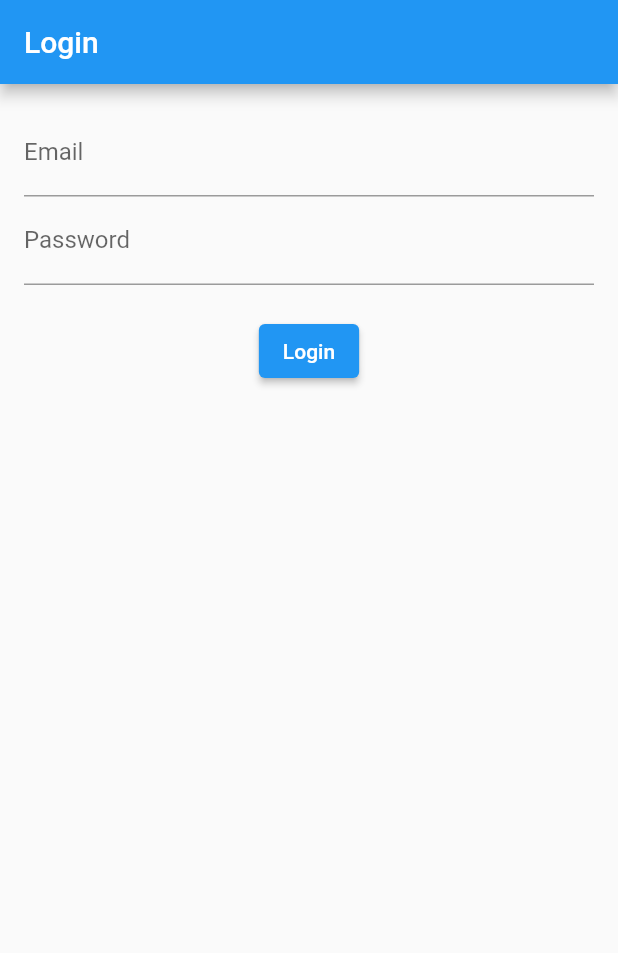
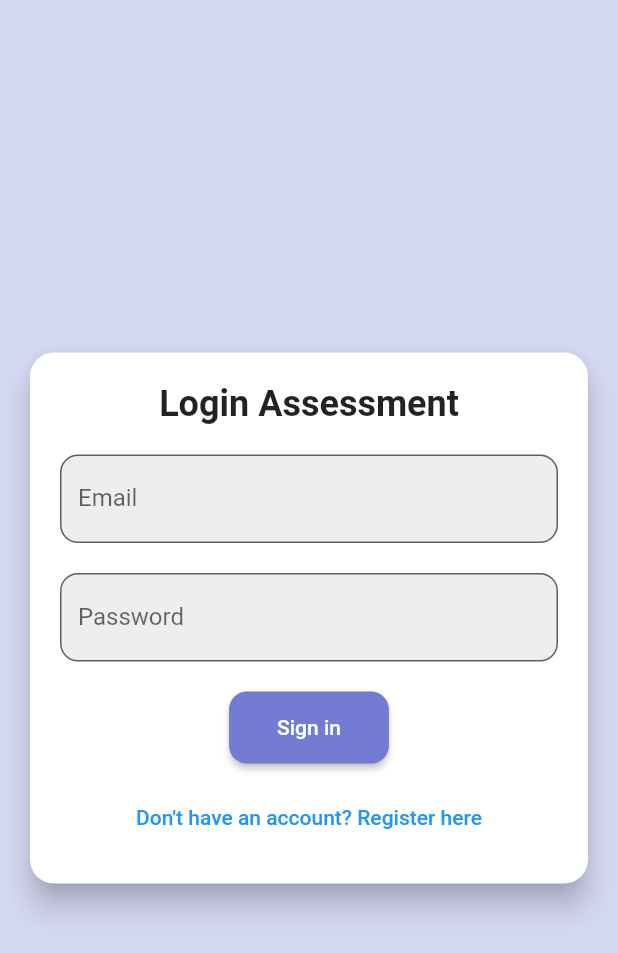
Before and after one commit to shankar64bit/managementsystem, a Flutter app: the screen it shows after launch, on a phone screen of 412 x 824 dp. Shown: the top 953 px of the screen. Run offline on Flutter 3.47's test engine with Material 2 defaults, Android fonts, the phone set to English and light mode, and no system bars; our stand-ins replace cloud_firestore, csv, file_picker, firebase_auth, firebase_core; accounts and stored records are empty.

Commit message:
added sign in & sign up feature

```diff
--- a/lib/app_routes.dart
+++ /dev/null
@@ -1,22 +0,0 @@
-import 'package:flutter/material.dart';
-import 'package:managementsystem/screens/assessment_creation.dart';
-import 'package:managementsystem/screens/assessment_dashboard.dart';
-import 'login_page.dart';
-
-class AppRoutes {
-  static const String login = '/';
-  static const String dashboard = '/dashboard';
-  static const String createAssessment = '/create-assessment';
-  static const String takeAssessment = '/take-assessment';
-  static const String userManagement = '/user-management';
-
-  static Map<String, WidgetBuilder> getRoutes() {
-    return {
-      login: (context) => LoginPage(),
-      dashboard: (context) => AssessmentDashboard(),
-      createAssessment: (context) => AssessmentCreationPage(),
-      // takeAssessment: (context) => AssessmentDetailPage(),
-      // userManagement: (context) => UserManagementPage(),
-    };
-  }
-}
--- a/lib/login_page.dart
+++ /dev/null
@@ -1,52 +0,0 @@
-// pages/login_page.dart
-import 'package:flutter/material.dart';
-import 'package:firebase_auth/firebase_auth.dart';
-
-import 'app_routes.dart';
-
-class LoginPage extends StatelessWidget {
-  final TextEditingController _emailController = TextEditingController();
-  final TextEditingController _passwordController = TextEditingController();
-
-  void _login(BuildContext context) async {
-    try {
-      await FirebaseAuth.instance.signInWithEmailAndPassword(
-        email: _emailController.text,
-        password: _passwordController.text,
-      );
-      Navigator.pushReplacementNamed(context, AppRoutes.dashboard);
-    } catch (e) {
-      ScaffoldMessenger.of(context).showSnackBar(
-        SnackBar(content: Text('Login Failed: $e')),
-      );
-    }
-  }
-
-  @override
-  Widget build(BuildContext context) {
-    return Scaffold(
-      appBar: AppBar(title: Text('Login')),
-      body: Padding(
-        padding: const EdgeInsets.all(16.0),
-        child: Column(
-          children: [
-            TextField(
-              controller: _emailController,
-              decoration: InputDecoration(labelText: 'Email'),
-            ),
-            TextField(
-              controller: _passwordController,
-              decoration: InputDecoration(labelText: 'Password'),
-              obscureText: true,
-            ),
-            SizedBox(height: 20),
-            ElevatedButton(
-              onPressed: () => _login(context),
-              child: Text('Login'),
-            ),
-          ],
-        ),
-      ),
-    );
-  }
-}
--- a/lib/main.dart
+++ b/lib/main.dart
@@ -1,8 +1,12 @@
 import 'package:flutter/material.dart';
 import 'package:firebase_core/firebase_core.dart';
-import 'package:managementsystem/firebase_options.dart';
-
-import 'app_routes.dart';
+import 'package:firebase_auth/firebase_auth.dart';
+import 'package:managementsystem/screens/assessment/assessment_dashboard.dart';
+import 'package:provider/provider.dart';
+import 'routes.dart';
+import 'firebase_options.dart';
+import 'screens/user/login_page.dart';
+import 'services/auth_service.dart';
 
 void main() async {
   WidgetsFlutterBinding.ensureInitialized();
@@ -13,14 +17,52 @@ void main() async {
 class MyApp extends StatelessWidget {
   @override
   Widget build(BuildContext context) {
-    return MaterialApp(
-      debugShowCheckedModeBanner: false,
-      title: 'Assessment Management System',
-      theme: ThemeData(
-        primarySwatch: Colors.blue,
+    return MultiProvider(
+      providers: [
+        Provider<AuthService>(
+          create: (_) => AuthService(),
+        ),
+      ],
+      child: MaterialApp(
+        debugShowCheckedModeBanner: false,
+        title: 'Newtokpro App',
+        theme: ThemeData(
+          primarySwatch: Colors.blue,
+          visualDensity: VisualDensity.adaptivePlatformDensity,
+        ),
+        home: AuthWrapper(),
+        routes: AppRoutes.routes,
       ),
-      initialRoute: AppRoutes.login,
-      routes: AppRoutes.getRoutes(),
     );
   }
 }
+
+class AuthWrapper extends StatelessWidget {
+  @override
+  Widget build(BuildContext context) {
+    final authService = Provider.of<AuthService>(context);
+    return StreamBuilder<User?>(
+      stream: authService.user,
+      builder: (_, AsyncSnapshot<User?> snapshot) {
+        if (snapshot.connectionState == ConnectionState.active) {
+          final User? user = snapshot.data;
+          if (user == null) {
+            return LoginScreen();
+          }
+          return FutureBuilder<bool>(
+            future: authService.isAdmin(),
+            builder: (_, AsyncSnapshot<bool> snapshot) {
+              if (snapshot.connectionState == ConnectionState.done) {
+                if (snapshot.data == true) {
+                  return AssessmentDashboard();
+                }
+              }
+              return Scaffold(body: Center(child: CircularProgressIndicator()));
+            },
+          );
+        }
+        return Scaffold(body: Center(child: CircularProgressIndicator()));
+      },
+    );
+  }
+}
--- /dev/null
+++ b/lib/routes.dart
@@ -0,0 +1,21 @@
+import 'package:flutter/material.dart';
+import 'package:managementsystem/screens/assessment/assessment_creation.dart';
+import 'package:managementsystem/screens/assessment/assessment_dashboard.dart';
+import 'screens/user/login_page.dart';
+import 'screens/user/registration_screen.dart';
+
+class AppRoutes {
+  static const String login = '/login';
+  static const String register = '/register';
+  static const String dashboard = '/dashboard';
+  static const String createAssessment = '/create-assessment';
+  static const String takeAssessment = '/take-assessment';
+  static const String userManagement = '/user-management';
+
+  static Map<String, WidgetBuilder> routes = {
+    login: (context) => LoginScreen(),
+    register: (context) => RegistrationScreen(),
+    dashboard: (context) => AssessmentDashboard(),
+    createAssessment: (context) => AssessmentCreationPage(),
+  };
+}
--- a/lib/screens/assessment_creation.dart
+++ b/lib/screens/assessment/assessment_creation.dart
@@ -1,7 +1,7 @@
 import 'package:flutter/material.dart';
 import 'package:cloud_firestore/cloud_firestore.dart';
-import 'question_bank.dart';
-import 'question_creation_page.dart'; // Import your QuestionCreationPage
+import '../questionBank/question_bank.dart';
+import '../questionBank/question_creation_page.dart'; // Import your QuestionCreationPage
 
 class AssessmentCreationPage extends StatefulWidget {
   @override
--- /dev/null
+++ b/lib/screens/user/login_page.dart
@@ -0,0 +1,129 @@
+import 'package:flutter/material.dart';
+import 'package:provider/provider.dart';
+import '../../../services/auth_service.dart';
+import '../../../utils/validators.dart';
+import '../../../utils/ui_helpers.dart';
+import '../../routes.dart';
+
+class LoginScreen extends StatefulWidget {
+  @override
+  _LoginScreenState createState() => _LoginScreenState();
+}
+
+class _LoginScreenState extends State<LoginScreen> {
+  final _formKey = GlobalKey<FormState>();
+  String _email = '';
+  String _password = '';
+  bool _isLoading = false;
+
+  void _signIn() async {
+    if (_formKey.currentState!.validate()) {
+      setState(() {
+        _isLoading = true;
+      });
+
+      try {
+        final authService = Provider.of<AuthService>(context, listen: false);
+        await authService.signIn(_email, _password);
+        // If successful, the AuthWrapper in main.dart will handle navigation
+      } catch (e) {
+        UIHelpers.showSnackBar(context, 'Login failed: ${e.toString()}',
+            isError: true);
+      } finally {
+        setState(() {
+          _isLoading = false;
+        });
+      }
+    }
+  }
+
+  @override
+  Widget build(BuildContext context) {
+    return Scaffold(
+      backgroundColor: const Color.fromARGB(212, 205, 208, 239),
+      body: Center(
+        child: Padding(
+          padding: EdgeInsets.all(16.0),
+          child: Form(
+            key: _formKey,
+            child: Card(
+              elevation: 8, // Shadow effect
+              shape: RoundedRectangleBorder(
+                borderRadius: BorderRadius.circular(16), // Rounded corners
+              ),
+              child: Padding(
+                padding: const EdgeInsets.all(20.0),
+                child: Column(
+                  mainAxisSize: MainAxisSize.min,
+                  mainAxisAlignment: MainAxisAlignment.center,
+                  children: [
+                    Text(
+                      'Login Assessment',
+                      style: TextStyle(
+                        fontSize: 24,
+                        fontWeight: FontWeight.bold,
+                      ),
+                    ),
+                    SizedBox(height: 20),
+                    TextFormField(
+                      decoration: InputDecoration(
+                        labelText: 'Email',
+                        border: OutlineInputBorder(
+                          borderRadius: BorderRadius.circular(12),
+                        ),
+                        filled: true,
+                        fillColor: Colors.grey[200],
+                      ),
+                      validator: Validators.validateEmail,
+                      onChanged: (value) => setState(() => _email = value),
+                    ),
+                    SizedBox(height: 20),
+                    TextFormField(
+                      decoration: InputDecoration(
+                        labelText: 'Password',
+                        border: OutlineInputBorder(
+                          borderRadius: BorderRadius.circular(12),
+                        ),
+                        filled: true,
+                        fillColor: Colors.grey[200],
+                      ),
+                      obscureText: true,
+                      validator: Validators.validatePassword,
+                      onChanged: (value) => setState(() => _password = value),
+                    ),
+                    SizedBox(height: 20),
+                    _isLoading
+                        ? CircularProgressIndicator()
+                        : ElevatedButton(
+                            style: ElevatedButton.styleFrom(
+                              backgroundColor:
+                                  const Color.fromARGB(255, 115, 123, 210),
+
+                              padding: EdgeInsets.symmetric(
+                                  vertical: 16,
+                                  horizontal: 32), // Adjust padding values
+                              shape: RoundedRectangleBorder(
+                                borderRadius: BorderRadius.circular(12),
+                              ),
+                            ),
+                            child: Text('Sign in',
+                                style: TextStyle(color: Colors.white)),
+                            onPressed: _signIn,
+                          ),
+                    SizedBox(height: 12),
+                    TextButton(
+                      child: Text('Don\'t have an account? Register here'),
+                      onPressed: () {
+                        Navigator.pushNamed(context, AppRoutes.register);
+                      },
+                    ),
+                  ],
+                ),
+              ),
+            ),
+          ),
+        ),
+      ),
+    );
+  }
+}
--- /dev/null
+++ b/lib/utils/ui_helpers.dart
@@ -0,0 +1,13 @@
+import 'package:flutter/material.dart';
+
+class UIHelpers {
+  static void showSnackBar(BuildContext context, String message,
+      {bool isError = false}) {
+    ScaffoldMessenger.of(context).showSnackBar(
+      SnackBar(
+        content: Text(message),
+        backgroundColor: isError ? Colors.red : Colors.green,
+      ),
+    );
+  }
+}
--- a/pubspec.yaml
+++ b/pubspec.yaml
@@ -45,6 +45,7 @@ dependencies:
   file_picker: ^5.3.1
   path_provider: ^2.1.1
   csv: ^6.0.0
+  provider: ^6.1.2
 
 dev_dependencies:
   flutter_test:
```
Also changed, not shown: lib/screens/assessment/assessment_dashboard.dart (renamed from lib/screens/assessment_dashboard.dart, +24 -0 lines), lib/screens/user/registration_screen.dart (added, +146 -0 lines), lib/services/auth_service.dart (added, +45 -0 lines), lib/utils/validators.dart (added, +42 -0 lines), lib/screens/assessment/assessment_detail.dart (renamed from lib/screens/assessment_detail.dart), lib/screens/assessment/assessment_edit.dart (renamed from lib/screens/assessment_edit.dart), lib/screens/questionBank/question_bank.dart (renamed from lib/screens/question_bank.dart), lib/screens/questionBank/question_creation_page.dart (renamed from lib/screens/question_creation_page.dart), lib/screens/questionBank/question_edit.dart (renamed from lib/screens/question_edit.dart), pubspec.lock.
